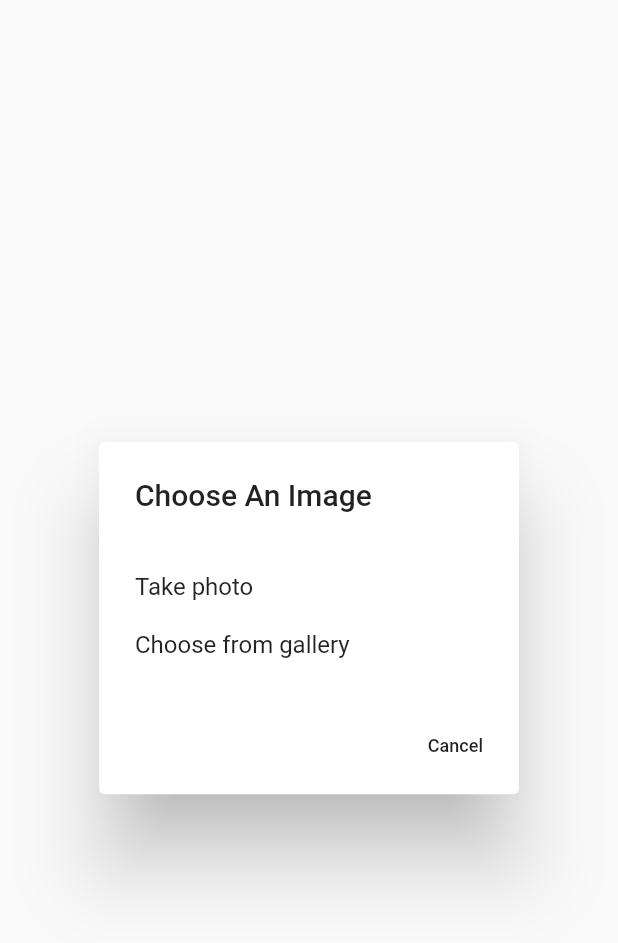
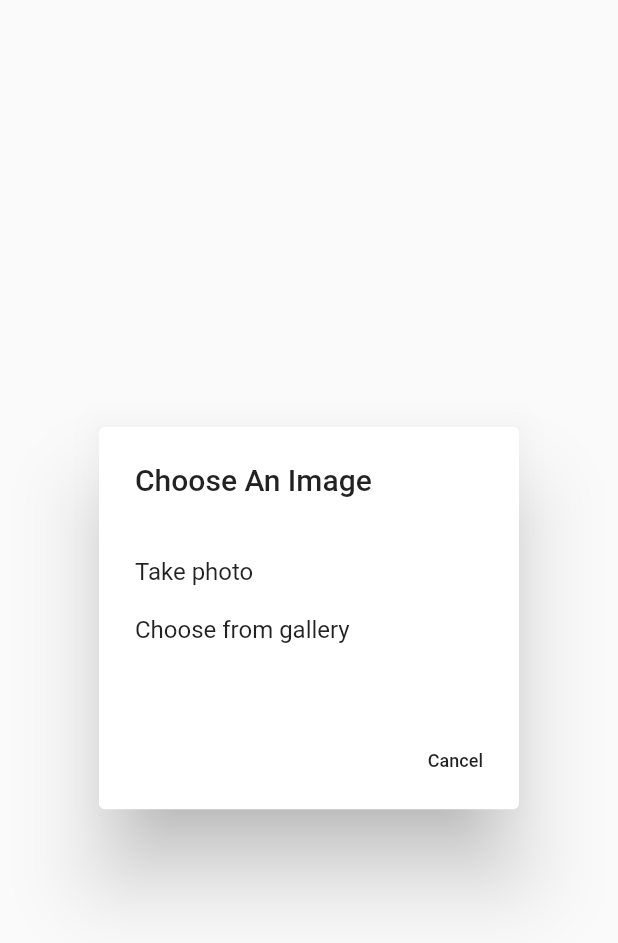
Before and after one commit to Sputznik/auth, a Flutter app: the ImagePickerDialog widget shown alone on an empty page, opened directly, on a phone screen of 412 x 824 dp. Shown: the top 943 px of the screen. Run offline on Flutter 3.47's test engine with Material 2 defaults, Android fonts, the phone set to English and light mode, and no system bars; our stand-ins replace cached_network_image, connectivity, image_picker, shared_preferences, timeago; missing offline and left inert: dart:ffi, flutter_wordpress, zefyr; accounts and stored records are empty; network calls fail.

```diff
--- a/lib/helpers/wp.dart
+++ b/lib/helpers/wp.dart
@@ -153,7 +153,8 @@ class Wordpress {
 
     await setUserFromFile();
 
-    print(this.user);
+    //print('User details below');
+    //print(this.user);
 
     if (this.user != null && this.user.authKey != null) {
 
--- a/lib/widgets/image_picker_dialog.dart
+++ b/lib/widgets/image_picker_dialog.dart
@@ -16,7 +16,7 @@ class ImagePickerDialog extends StatelessWidget {
         ),
       ],
       content: Container(
-        height: 80.0,
+        height: 100.0,
         child: Column(
           crossAxisAlignment: CrossAxisAlignment.start,
           children: <Widget>[
```
Also changed, not shown: lib/login.dart (+5 -6 lines), lib/main.dart (+8 -3 lines).
